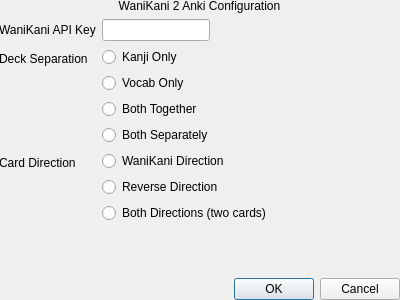
Above: wanikaniforms/configuration.ui from nigelkerr/wanikani2anki before the change. Below: the same form after it.
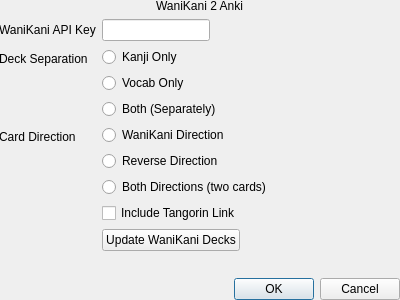
That is the form after the change.

Commit message: updated with aina's contribs and the dialog

What changed in the file:
```diff
--- a/wanikaniforms/configuration.ui
+++ b/wanikaniforms/configuration.ui
@@ -26,7 +26,7 @@
     <item>
      <widget class="QLabel" name="label">
       <property name="text">
-       <string>WaniKani 2 Anki Configuration</string>
+       <string>WaniKani 2 Anki</string>
       </property>
       <property name="alignment">
        <set>Qt::AlignCenter</set>
@@ -84,20 +84,10 @@
           </attribute>
          </widget>
         </item>
-        <item>
-         <widget class="QRadioButton" name="bothTogether">
-          <property name="text">
-           <string>Both Together</string>
-          </property>
-          <attribute name="buttonGroup">
-           <string>deckSeparation</string>
-          </attribute>
-         </widget>
-        </item>
         <item>
          <widget class="QRadioButton" name="bothSeparately">
           <property name="text">
-           <string>Both Separately</string>
+           <string>Both (Separately)</string>
           </property>
           <attribute name="buttonGroup">
            <string>deckSeparation</string>
@@ -147,6 +137,20 @@
         </item>
        </layout>
       </item>
+      <item row="3" column="1">
+       <widget class="QCheckBox" name="includeTangorinLink">
+        <property name="text">
+         <string>Include Tangorin Link</string>
+        </property>
+       </widget>
+      </item>
+      <item row="4" column="1">
+       <widget class="QPushButton" name="updateWaniKaniDecks">
+        <property name="text">
+         <string>Update WaniKani Decks</string>
+        </property>
+       </widget>
+      </item>
      </layout>
     </item>
     <item>
```
The commit also changes 3 other files.
